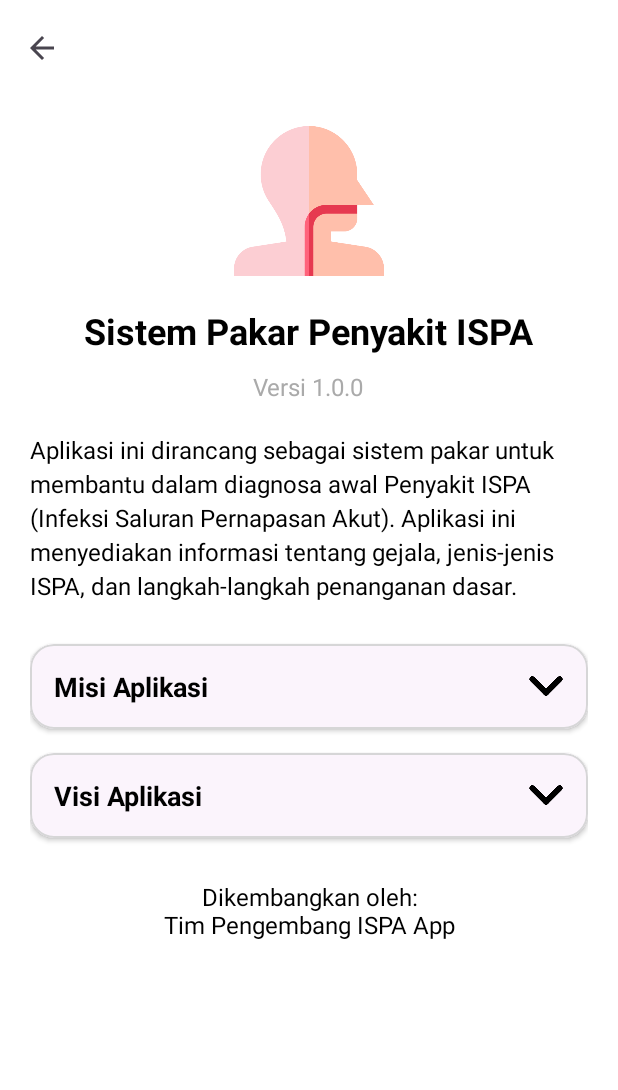
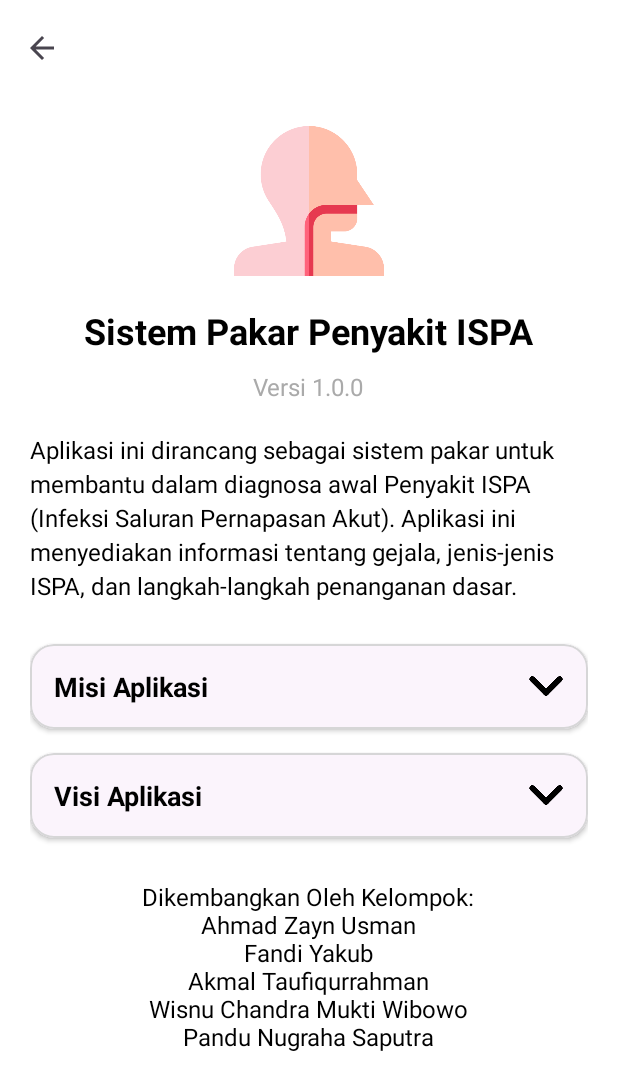
Before and after one commit to Zaynorang/SistemPakarISPA, an Android app: the AboutActivity screen opened directly, with no data from a screen before it, on a phone screen of 412 x 824 dp. Shown: the top 1090 px of the screen. Run offline under Robolectric (Android 15) with nearby library versions, the phone set to English and light mode, and no system bars.

Commit message:
rapihin tentang

```diff
--- a/app/src/main/res/layout/activity_about.xml
+++ b/app/src/main/res/layout/activity_about.xml
@@ -180,7 +180,7 @@
                     android:layout_width="wrap_content"
                     android:layout_height="wrap_content"
                     android:layout_gravity="center_horizontal"
-                    android:text="Dikembangkan oleh:\nTim Pengembang ISPA App"
+                    android:text="Dikembangkan Oleh Kelompok:\nAhmad Zayn Usman\nFandi Yakub\nAkmal Taufiqurrahman\nWisnu Chandra Mukti Wibowo\nPandu Nugraha Saputra"
                     android:textColor="@android:color/black"
                     android:textSize="16sp"
                     android:textAlignment="center"
```
Also changed, not shown: app/src/main/java/com/example/sistempakarispa/AboutActivity.java (+0 -16 lines).
